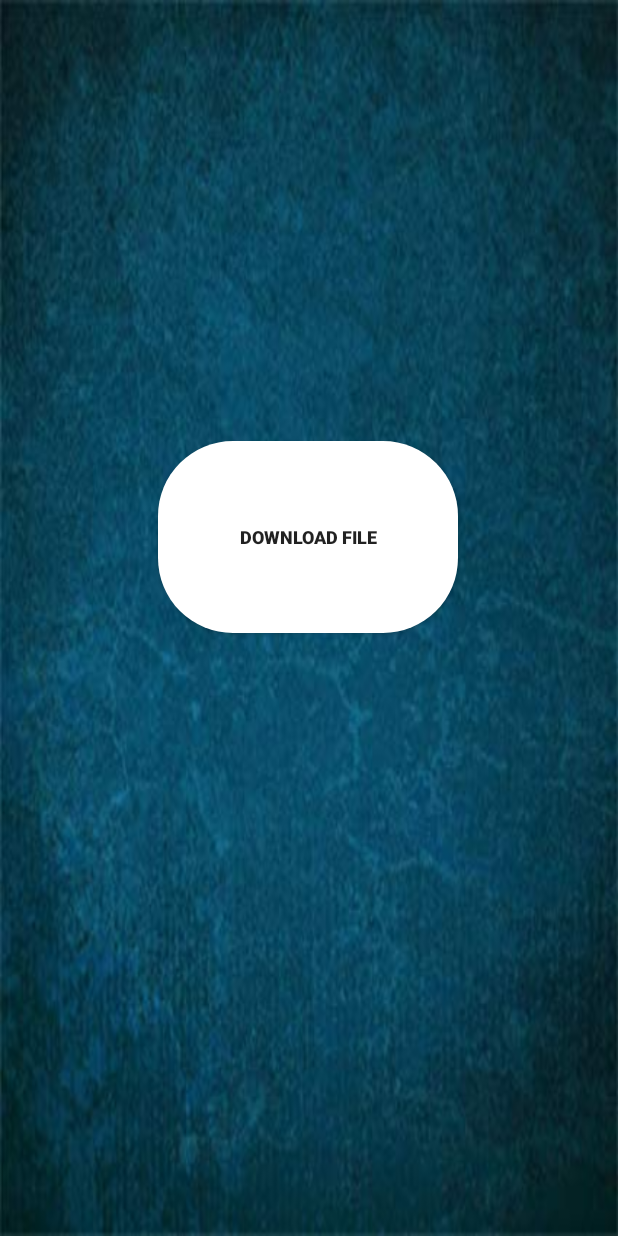
After one commit to aiman-zaki/sejarah, an Android app: the notaTambahan screen opened directly, with no data from a screen before it, on a phone screen of 412 x 824 dp. The commit adds this screen. Run offline under Robolectric (Android 15) with nearby library versions, the phone set to English and light mode, and no system bars.

Commit message:
download function (error)

```diff
--- /dev/null
+++ b/app/src/main/java/com/spm/sejarah/notaTambahan.java
@@ -0,0 +1,31 @@
+package com.spm.sejarah;
+
+import android.content.Intent;
+import android.os.Bundle;
+import android.view.View;
+import android.widget.Button;
+
+import androidx.appcompat.app.AppCompatActivity;
+
+public class notaTambahan extends AppCompatActivity {
+
+    Button download;
+
+    @Override
+    protected void onCreate(Bundle savedInstanceState) {
+        super.onCreate(savedInstanceState);
+        setContentView(R.layout.activity_nota_tambahan);
+
+        download = (Button) findViewById(R.id.btnDwFile); //object for button succefully created
+        download.setOnClickListener(new View.OnClickListener() {
+            @Override
+            public void onClick(View view) {
+
+                startActivity(new Intent(notaTambahan.this,MyReclycerViewActivity.class));
+
+
+            }
+        });
+
+    }
+}
--- /dev/null
+++ b/app/src/main/res/layout/activity_nota_tambahan.xml
@@ -0,0 +1,28 @@
+<?xml version="1.0" encoding="utf-8"?>
+<RelativeLayout
+    xmlns:android="http://schemas.android.com/apk/res/android"
+    xmlns:app="http://schemas.android.com/apk/res-auto"
+    xmlns:tools="http://schemas.android.com/tools"
+    android:layout_width="match_parent"
+    android:layout_height="match_parent"
+    tools:context=".notaTambahan"
+    android:background="@drawable/bgmenu">
+
+
+    <Button
+        android:id="@+id/btnDwFile"
+        android:layout_width="200dp"
+        android:layout_height="128dp"
+        android:layout_alignParentStart="true"
+        android:layout_alignParentLeft="true"
+        android:layout_alignParentTop="true"
+        android:layout_marginStart="105dp"
+        android:layout_marginLeft="105dp"
+        android:layout_marginTop="294dp"
+        android:background="@drawable/button_rectangle"
+        android:text="Download File"
+        android:textSize="12sp"
+        android:textStyle="bold" />
+
+
+</RelativeLayout>
```
Also changed, not shown: app/src/main/AndroidManifest.xml (+4 -3 lines), app/src/main/java/com/spm/sejarah/MyAdapter.java (added, +92 -0 lines), app/src/main/java/com/spm/sejarah/MyReclycerViewActivity.java (added, +73 -0 lines), app/src/main/java/com/spm/sejarah/menupage.java (+9 -1 lines), app/src/main/java/com/spm/sejarah/notateacher.java (+4 -5 lines), app/src/main/res/layout/items.xml (added, +22 -0 lines), app/src/main/res/layout/recylcler_view.xml (added, +8 -0 lines).
